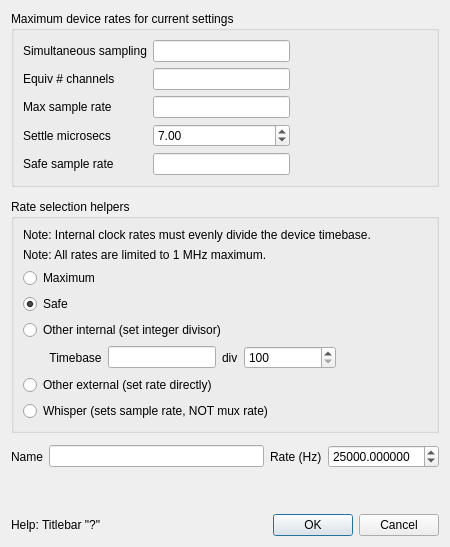
The window that Forms/NISourceDlg.ui (billkarsh/SpikeGLX) describes before a commit, drawn with Qt 5.
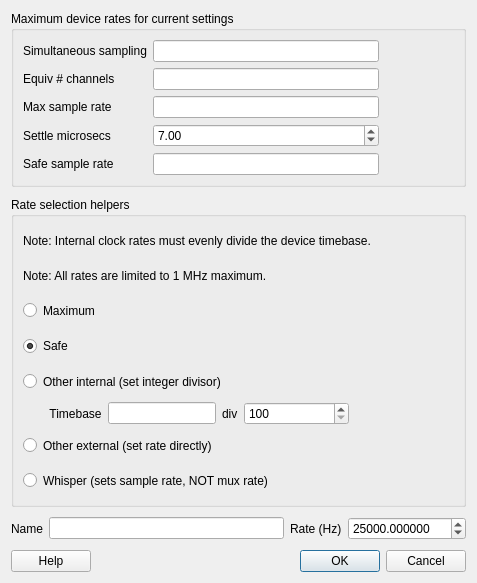
The same window after the commit.

Commit message: Add Help buttons because '?' not supported in titlebar

Patch:
```diff
--- a/Forms/NISourceDlg.ui
+++ b/Forms/NISourceDlg.ui
@@ -6,25 +6,157 @@
    <rect>
     <x>0</x>
     <y>0</y>
-    <width>450</width>
-    <height>547</height>
+    <width>477</width>
+    <height>583</height>
    </rect>
   </property>
+  <property name="sizePolicy">
+   <sizepolicy hsizetype="Expanding" vsizetype="Fixed">
+    <horstretch>0</horstretch>
+    <verstretch>0</verstretch>
+   </sizepolicy>
+  </property>
   <property name="windowTitle">
    <string>Add New Clock Source and Rate</string>
   </property>
   <layout class="QGridLayout" name="gridLayout_3">
+   <property name="sizeConstraint">
+    <enum>QLayout::SizeConstraint::SetMinimumSize</enum>
+   </property>
    <property name="verticalSpacing">
-    <number>12</number>
+    <number>10</number>
    </property>
+   <item row="2" column="0">
+    <layout class="QHBoxLayout" name="horizontalLayout" stretch="0,2,0,1">
+     <property name="spacing">
+      <number>6</number>
+     </property>
+     <item>
+      <widget class="QLabel" name="label">
+       <property name="text">
+        <string>Name</string>
+       </property>
+      </widget>
+     </item>
+     <item>
+      <widget class="QLineEdit" name="nameLE">
+       <property name="minimumSize">
+        <size>
+         <width>0</width>
+         <height>22</height>
+        </size>
+       </property>
+       <property name="text">
+        <string/>
+       </property>
+      </widget>
+     </item>
+     <item>
+      <widget class="QLabel" name="label_2">
+       <property name="text">
+        <string>Rate (Hz)</string>
+       </property>
+      </widget>
+     </item>
+     <item>
+      <widget class="QDoubleSpinBox" name="rateSB">
+       <property name="sizePolicy">
+        <sizepolicy hsizetype="MinimumExpanding" vsizetype="Fixed">
+         <horstretch>0</horstretch>
+         <verstretch>0</verstretch>
+        </sizepolicy>
+       </property>
+       <property name="minimumSize">
+        <size>
+         <width>0</width>
+         <height>22</height>
+        </size>
+       </property>
+       <property name="correctionMode">
+        <enum>QAbstractSpinBox::CorrectionMode::CorrectToNearestValue</enum>
+       </property>
+       <property name="decimals">
+        <number>6</number>
+       </property>
+       <property name="minimum">
+        <double>100.000000000000000</double>
+       </property>
+       <property name="maximum">
+        <double>1000000.000000000000000</double>
+       </property>
+       <property name="singleStep">
+        <double>1000.000000000000000</double>
+       </property>
+       <property name="value">
+        <double>25000.000000000000000</double>
+       </property>
+      </widget>
+     </item>
+    </layout>
+   </item>
+   <item row="3" column="0">
+    <layout class="QHBoxLayout" name="horizontalLayout_2">
+     <item>
+      <widget class="QPushButton" name="helpBut">
+       <property name="text">
+        <string>Help</string>
+       </property>
+      </widget>
+     </item>
+     <item>
+      <spacer name="horizontalSpacer">
+       <property name="orientation">
+        <enum>Qt::Orientation::Horizontal</enum>
+       </property>
+       <property name="sizeHint" stdset="0">
+        <size>
+         <width>60</width>
+         <height>20</height>
+        </size>
+       </property>
+      </spacer>
+     </item>
+     <item>
+      <widget class="QDialogButtonBox" name="buttonBox">
+       <property name="focusPolicy">
+        <enum>Qt::FocusPolicy::StrongFocus</enum>
+       </property>
+       <property name="orientation">
+        <enum>Qt::Orientation::Horizontal</enum>
+       </property>
+       <property name="standardButtons">
+        <set>QDialogButtonBox::StandardButton::Cancel|QDialogButtonBox::StandardButton::Ok</set>
+       </property>
+      </widget>
+     </item>
+    </layout>
+   </item>
    <item row="0" column="0">
     <widget class="QGroupBox" name="groupBox">
+     <property name="sizePolicy">
+      <sizepolicy hsizetype="MinimumExpanding" vsizetype="Fixed">
+       <horstretch>0</horstretch>
+       <verstretch>0</verstretch>
+      </sizepolicy>
+     </property>
      <property name="title">
       <string>Maximum device rates for current settings</string>
      </property>
-     <layout class="QGridLayout" name="gridLayout">
+     <layout class="QGridLayout" name="gridLayout" columnstretch="0,3,1">
+      <property name="sizeConstraint">
+       <enum>QLayout::SizeConstraint::SetMinimumSize</enum>
+      </property>
+      <property name="verticalSpacing">
+       <number>6</number>
+      </property>
       <item row="4" column="1">
        <widget class="QLineEdit" name="maxrateLE">
+        <property name="sizePolicy">
+         <sizepolicy hsizetype="Expanding" vsizetype="Fixed">
+          <horstretch>0</horstretch>
+          <verstretch>0</verstretch>
+         </sizepolicy>
+        </property>
         <property name="focusPolicy">
          <enum>Qt::NoFocus</enum>
         </property>
@@ -35,6 +167,12 @@
       </item>
       <item row="2" column="1">
        <widget class="QLineEdit" name="nchanLE">
+        <property name="sizePolicy">
+         <sizepolicy hsizetype="Expanding" vsizetype="Fixed">
+          <horstretch>0</horstretch>
+          <verstretch>0</verstretch>
+         </sizepolicy>
+        </property>
         <property name="focusPolicy">
          <enum>Qt::NoFocus</enum>
         </property>
@@ -45,6 +183,12 @@
       </item>
       <item row="6" column="1">
        <widget class="QLineEdit" name="saferateLE">
+        <property name="sizePolicy">
+         <sizepolicy hsizetype="Expanding" vsizetype="Fixed">
+          <horstretch>0</horstretch>
+          <verstretch>0</verstretch>
+         </sizepolicy>
+        </property>
         <property name="focusPolicy">
          <enum>Qt::NoFocus</enum>
         </property>
@@ -75,6 +219,12 @@
       </item>
       <item row="1" column="1">
        <widget class="QLineEdit" name="simsamLE">
+        <property name="sizePolicy">
+         <sizepolicy hsizetype="Expanding" vsizetype="Fixed">
+          <horstretch>0</horstretch>
+          <verstretch>0</verstretch>
+         </sizepolicy>
+        </property>
         <property name="focusPolicy">
          <enum>Qt::NoFocus</enum>
         </property>
@@ -114,7 +264,7 @@
       <item row="5" column="1">
        <widget class="QDoubleSpinBox" name="settleSB">
         <property name="sizePolicy">
-         <sizepolicy hsizetype="MinimumExpanding" vsizetype="Fixed">
+         <sizepolicy hsizetype="Expanding" vsizetype="Fixed">
           <horstretch>0</horstretch>
           <verstretch>0</verstretch>
          </sizepolicy>
@@ -139,8 +289,20 @@
       <string>Rate selection helpers</string>
      </property>
      <layout class="QGridLayout" name="gridLayout_2">
+      <property name="sizeConstraint">
+       <enum>QLayout::SizeConstraint::SetMinimumSize</enum>
+      </property>
+      <property name="verticalSpacing">
+       <number>6</number>
+      </property>
       <item row="1" column="0">
        <widget class="QLabel" name="label_8">
+        <property name="sizePolicy">
+         <sizepolicy hsizetype="Preferred" vsizetype="Minimum">
+          <horstretch>0</horstretch>
+          <verstretch>0</verstretch>
+         </sizepolicy>
+        </property>
         <property name="text">
          <string>Note: All rates are limited to 1 MHz maximum.</string>
         </property>
@@ -148,6 +310,12 @@
       </item>
       <item row="3" column="0">
        <widget class="QRadioButton" name="maxRadio">
+        <property name="sizePolicy">
+         <sizepolicy hsizetype="Minimum" vsizetype="Minimum">
+          <horstretch>0</horstretch>
+          <verstretch>0</verstretch>
+         </sizepolicy>
+        </property>
         <property name="text">
          <string>Maximum</string>
         </property>
@@ -155,6 +323,12 @@
       </item>
       <item row="4" column="0">
        <widget class="QRadioButton" name="safeRadio">
+        <property name="sizePolicy">
+         <sizepolicy hsizetype="Minimum" vsizetype="Minimum">
+          <horstretch>0</horstretch>
+          <verstretch>0</verstretch>
+         </sizepolicy>
+        </property>
         <property name="text">
          <string>Safe</string>
         </property>
@@ -165,6 +339,12 @@
       </item>
       <item row="5" column="0">
        <widget class="QRadioButton" name="intRadio">
+        <property name="sizePolicy">
+         <sizepolicy hsizetype="Minimum" vsizetype="Minimum">
+          <horstretch>0</horstretch>
+          <verstretch>0</verstretch>
+         </sizepolicy>
+        </property>
         <property name="text">
          <string>Other internal (set integer divisor)</string>
         </property>
@@ -172,6 +352,12 @@
       </item>
       <item row="0" column="0">
        <widget class="QLabel" name="label_10">
+        <property name="sizePolicy">
+         <sizepolicy hsizetype="MinimumExpanding" vsizetype="Minimum">
+          <horstretch>0</horstretch>
+          <verstretch>0</verstretch>
+         </sizepolicy>
+        </property>
         <property name="text">
          <string>Note: Internal clock rates must evenly divide the device timebase.</string>
         </property>
@@ -245,6 +431,12 @@
       </item>
       <item row="7" column="0">
        <widget class="QRadioButton" name="extRadio">
+        <property name="sizePolicy">
+         <sizepolicy hsizetype="Minimum" vsizetype="Minimum">
+          <horstretch>0</horstretch>
+          <verstretch>0</verstretch>
+         </sizepolicy>
+        </property>
         <property name="text">
          <string>Other external (set rate directly)</string>
         </property>
@@ -252,6 +444,12 @@
       </item>
       <item row="8" column="0">
        <widget class="QRadioButton" name="whisperRadio">
+        <property name="sizePolicy">
+         <sizepolicy hsizetype="Minimum" vsizetype="Minimum">
+          <horstretch>0</horstretch>
+          <verstretch>0</verstretch>
+         </sizepolicy>
+        </property>
         <property name="text">
          <string>Whisper (sets sample rate, NOT mux rate)</string>
         </property>
@@ -260,124 +458,6 @@
      </layout>
     </widget>
    </item>
-   <item row="2" column="0">
-    <layout class="QHBoxLayout" name="horizontalLayout" stretch="0,2,0,1">
-     <property name="spacing">
-      <number>6</number>
-     </property>
-     <item>
-      <widget class="QLabel" name="label">
-       <property name="text">
-        <string>Name</string>
-       </property>
-      </widget>
-     </item>
-     <item>
-      <widget class="QLineEdit" name="nameLE">
-       <property name="minimumSize">
-        <size>
-         <width>0</width>
-         <height>22</height>
-        </size>
-       </property>
-       <property name="text">
-        <string/>
-       </property>
-      </widget>
-     </item>
-     <item>
-      <widget class="QLabel" name="label_2">
-       <property name="text">
-        <string>Rate (Hz)</string>
-       </property>
-      </widget>
-     </item>
-     <item>
-      <widget class="QDoubleSpinBox" name="rateSB">
-       <property name="sizePolicy">
-        <sizepolicy hsizetype="MinimumExpanding" vsizetype="Fixed">
-         <horstretch>0</horstretch>
-         <verstretch>0</verstretch>
-        </sizepolicy>
-       </property>
-       <property name="minimumSize">
-        <size>
-         <width>0</width>
-         <height>22</height>
-        </size>
-       </property>
-       <property name="correctionMode">
-        <enum>QAbstractSpinBox::CorrectToNearestValue</enum>
-       </property>
-       <property name="decimals">
-        <number>6</number>
-       </property>
-       <property name="minimum">
-        <double>100.000000000000000</double>
-       </property>
-       <property name="maximum">
-        <double>1000000.000000000000000</double>
-       </property>
-       <property name="singleStep">
-        <double>1000.000000000000000</double>
-       </property>
-       <property name="value">
-        <double>25000.000000000000000</double>
-       </property>
-      </widget>
-     </item>
-    </layout>
-   </item>
-   <item row="3" column="0">
-    <spacer name="verticalSpacer">
-     <property name="orientation">
-      <enum>Qt::Vertical</enum>
-     </property>
-     <property name="sizeHint" stdset="0">
-      <size>
-       <width>20</width>
-       <height>17</height>
-      </size>
-     </property>
-    </spacer>
-   </item>
-   <item row="4" column="0">
-    <layout class="QHBoxLayout" name="horizontalLayout_2">
-     <item>
-      <widget class="QLabel" name="label_3">
-       <property name="text">
-        <string>Help: Titlebar &quot;?&quot;</string>
-       </property>
-      </widget>
-     </item>
-     <item>
-      <spacer name="horizontalSpacer">
-       <property name="orientation">
-        <enum>Qt::Horizontal</enum>
-       </property>
-       <property name="sizeHint" stdset="0">
-        <size>
-         <width>60</width>
-         <height>20</height>
-        </size>
-       </property>
-      </spacer>
-     </item>
-     <item>
-      <widget class="QDialogButtonBox" name="buttonBox">
-       <property name="focusPolicy">
-        <enum>Qt::StrongFocus</enum>
-       </property>
-       <property name="orientation">
-        <enum>Qt::Horizontal</enum>
-       </property>
-       <property name="standardButtons">
-        <set>QDialogButtonBox::Cancel|QDialogButtonBox::Ok</set>
-       </property>
-      </widget>
-     </item>
-    </layout>
-   </item>
   </layout>
  </widget>
  <tabstops>
```
Left out of the diff: 14 changed lines with no effect on the pictures. The commit also changes 30 other files.
